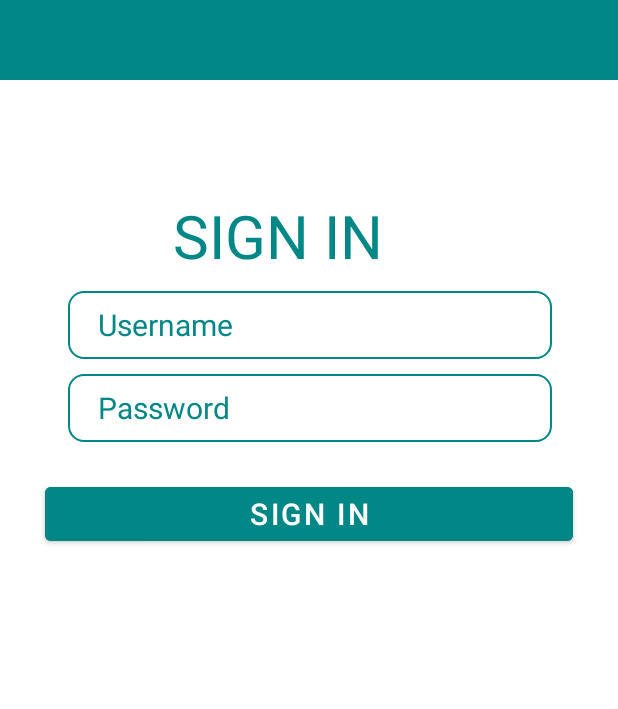
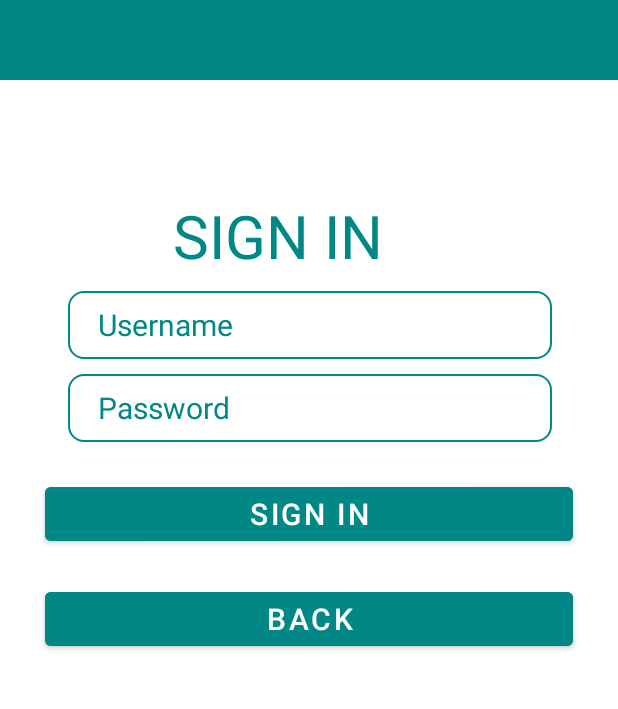
Before and after one commit to pelegadmi/recipeAppAndroid, an Android app: the LoginActivity screen opened directly, with no data from a screen before it, after a tap on "SIGN IN", on a phone screen of 412 x 824 dp, the part 85-794 px from its top. Run offline under Robolectric (Android 15) with nearby library versions, the phone set to English and light mode, and no system bars; our stand-ins replace Firebase (no records; nobody signed in at launch, a user with empty details on screens opened directly).

```diff
--- a/app/src/main/AndroidManifest.xml
+++ b/app/src/main/AndroidManifest.xml
@@ -1,6 +1,5 @@
 <?xml version="1.0" encoding="utf-8"?>
-<manifest xmlns:android="http://schemas.android.com/apk/res/android"
-    package="com.example.appfoodie">
+<manifest xmlns:android="http://schemas.android.com/apk/res/android">
 
     <uses-permission android:name="android.permission.INTERNET" />
 
--- a/app/src/main/java/com/example/appfoodie/LoginActivity.java
+++ b/app/src/main/java/com/example/appfoodie/LoginActivity.java
@@ -1,17 +1,40 @@
 package com.example.appfoodie;
+
+import androidx.annotation.NonNull;
 import androidx.appcompat.app.AppCompatActivity;
 
+import android.app.ProgressDialog;
 import android.content.Intent;
 import android.os.Bundle;
+import android.util.Log;
 import android.view.View;
 import android.widget.Button;
 import android.widget.EditText;
+import android.widget.TextView;
 import android.widget.Toast;
 
+
+import com.google.android.gms.tasks.OnFailureListener;
+import com.google.android.gms.tasks.OnSuccessListener;
+import com.google.firebase.auth.AuthResult;
+import com.google.firebase.auth.FirebaseAuth;
+import com.google.firebase.auth.FirebaseUser;
+
+
+import org.jetbrains.annotations.NotNull;
+
+import java.util.ArrayList;
+import java.util.List;
+
 public class LoginActivity extends AppCompatActivity {
+
+    FirebaseAuth firebaseAuth;
     EditText username, password;
     Button btnlogin;
-    DataBaseHelper DB;
+    Button btnback1;
+
+    String TAG = "LogInActivity";
+
     @Override
     protected void onCreate(Bundle savedInstanceState) {
         super.onCreate(savedInstanceState);
@@ -20,28 +43,59 @@ public class LoginActivity extends AppCompatActivity {
         username = (EditText) findViewById(R.id.username1);
         password = (EditText) findViewById(R.id.password1);
         btnlogin = (Button) findViewById(R.id.btnsignin1);
-        DB = new DataBaseHelper(this);
+        btnback1 = (Button) findViewById(R.id.btback1);
+        firebaseAuth = FirebaseAuth.getInstance();
+        /**
+         * first we set the loading indicator
+         * then we get the info from the text view.
+         * then we pass the data to db to log in.
+         * and move to class
+         */
 
         btnlogin.setOnClickListener(new View.OnClickListener() {
             @Override
-            public void onClick(View view) {
+            public void onClick(View v) {
+                ProgressDialog loadingIndicator = new ProgressDialog(LoginActivity.this);
+                loadingIndicator.setMessage("logging in");
+                loadingIndicator.show();
+                String email = String.valueOf(username.getText());
+                String password1 = String.valueOf(password.getText());
+                password1 = password1.replaceAll("\\s+", "");//delete all spaces in the password
+                if (email.length() > 0 && password.length() > 0) {
+                    firebaseAuth.signInWithEmailAndPassword(email, password1).addOnSuccessListener(new OnSuccessListener<AuthResult>() {
+                        @Override
+                        public void onSuccess(AuthResult authResult) {
 
-                String user = username.getText().toString();
-                String pass = password.getText().toString();
+                            loadingIndicator.cancel();
+                            Intent intent = new Intent(LoginActivity.this, MainActivity.class);
+                            intent.setFlags(Intent.FLAG_ACTIVITY_CLEAR_TOP);
+                            startActivity(intent);
+                            finish(); // Call once you redirect to another activity
 
-                if(user.equals("")||pass.equals(""))
-                    Toast.makeText(LoginActivity.this, "Please enter all the fields", Toast.LENGTH_SHORT).show();
-                else{
-                    Boolean checkuserpass = DB.checkusernamepassword(user, pass);
-                    if(checkuserpass==true){
-                        Toast.makeText(LoginActivity.this, "Sign in successfull", Toast.LENGTH_SHORT).show();
-                        Intent intent  = new Intent(getApplicationContext(), MainActivity.class);
-                        startActivity(intent);
-                    }else{
-                        Toast.makeText(LoginActivity.this, "Invalid Credentials", Toast.LENGTH_SHORT).show();
-                    }
+                        }
+                    }).addOnFailureListener(new OnFailureListener() {
+                        @Override
+                        public void onFailure(@NonNull @NotNull Exception e) {
+                            Toast.makeText(LoginActivity.this, "failed 2 log in: " + e.getMessage(), Toast.LENGTH_SHORT).show();
+                            loadingIndicator.cancel();
+                        }
+                    });
+                } else {
+                    Toast.makeText(LoginActivity.this, "please enter email/ password", Toast.LENGTH_SHORT).show();
+                    loadingIndicator.cancel();
                 }
+
+            }
+        });
+        /**
+         * move to resistor activity
+         */
+        btnback1.setOnClickListener(new View.OnClickListener() {
+            @Override
+            public void onClick(View v) {
+                finish();
             }
         });
     }
+
 }
--- a/app/src/main/java/com/example/appfoodie/RecipeDetailsActivity.java
+++ b/app/src/main/java/com/example/appfoodie/RecipeDetailsActivity.java
@@ -18,6 +18,8 @@ import com.example.appfoodie.Listeners.RecipeDetailsListener;
 import com.example.appfoodie.Models.Ingredient;
 import com.example.appfoodie.Models.InstructionsResponse;
 import com.example.appfoodie.Models.RecipeDetailsResponse;
+import com.google.firebase.auth.FirebaseAuth;
+import com.google.firebase.auth.FirebaseUser;
 import com.squareup.picasso.Picasso;
 
 import java.util.List;
@@ -31,7 +33,6 @@ public class RecipeDetailsActivity extends AppCompatActivity {
     ProgressDialog dialog;
     IngredientsAdapter ingredientsAdapter;
     InstructionsAdapter instructionsAdapter;
-
 
 
     @Override
--- a/app/src/main/res/layout/activity_login.xml
+++ b/app/src/main/res/layout/activity_login.xml
@@ -63,6 +63,7 @@
         android:background="@drawable/bclogin"
         android:hint="Username"
         android:paddingLeft="20dp"
+        android:inputType="textEmailAddress"
         android:textColor="@color/teal_700"
         android:textColorHint="@color/teal_700"
         android:textSize="20dp" />
@@ -80,6 +81,7 @@
         android:layout_alignEnd="@+id/logIn"
         android:layout_alignStart="@+id/logIn"
         android:textColorHint="@color/teal_700"
+        android:inputType="textPassword"
         android:paddingLeft="20dp"
         android:textColor="@color/teal_700"
         android:hint="Password"/>
@@ -97,4 +99,17 @@
         android:textColor="@color/white"
         android:textSize="20dp" />
 
+    <Button
+        android:id="@+id/btback1"
+        android:layout_width="661dp"
+        android:layout_height="wrap_content"
+        android:layout_below="@+id/password1"
+        android:layout_marginLeft="30dp"
+        android:layout_marginTop="94dp"
+        android:layout_marginRight="30dp"
+        android:backgroundTint="@color/teal_700"
+        android:text="back"
+        android:textColor="@color/white"
+        android:textSize="20dp" />
+
 </RelativeLayout>
--- a/app/src/main/res/layout/activity_register.xml
+++ b/app/src/main/res/layout/activity_register.xml
@@ -61,6 +61,7 @@
         android:textColor="@color/teal_700"
         android:layout_marginEnd="-70dp"
         android:background="@drawable/bclogin"
+        android:inputType="textEmailAddress"
         android:hint="Username"
         android:paddingLeft="20dp"
         android:textColorHint="@color/teal_700"
@@ -80,6 +81,7 @@
         android:layout_alignStart="@+id/logIn"
         android:textColorHint="@color/teal_700"
         android:paddingLeft="20dp"
+        android:inputType="textPassword"
         android:textColor="@color/teal_700"
         android:hint="Password"/>
 
@@ -97,6 +99,7 @@
         android:hint="Confirm password"
         android:paddingLeft="20dp"
         android:textColor="@color/teal_700"
+        android:inputType="textPassword"
         android:textColorHint="@color/teal_700"
         android:textSize="20dp" />
 
```
Also changed, not shown: app/build.gradle (+15 -13 lines), app/src/main/java/com/example/appfoodie/MainActivity.java (+37 -13 lines), app/src/main/java/com/example/appfoodie/RegisterActivity.java (+70 -32 lines), app/src/main/res/layout/activity_main.xml (+15 -1 lines), build.gradle (+17 -4 lines), settings.gradle (+1 -15 lines), 1 other file.
